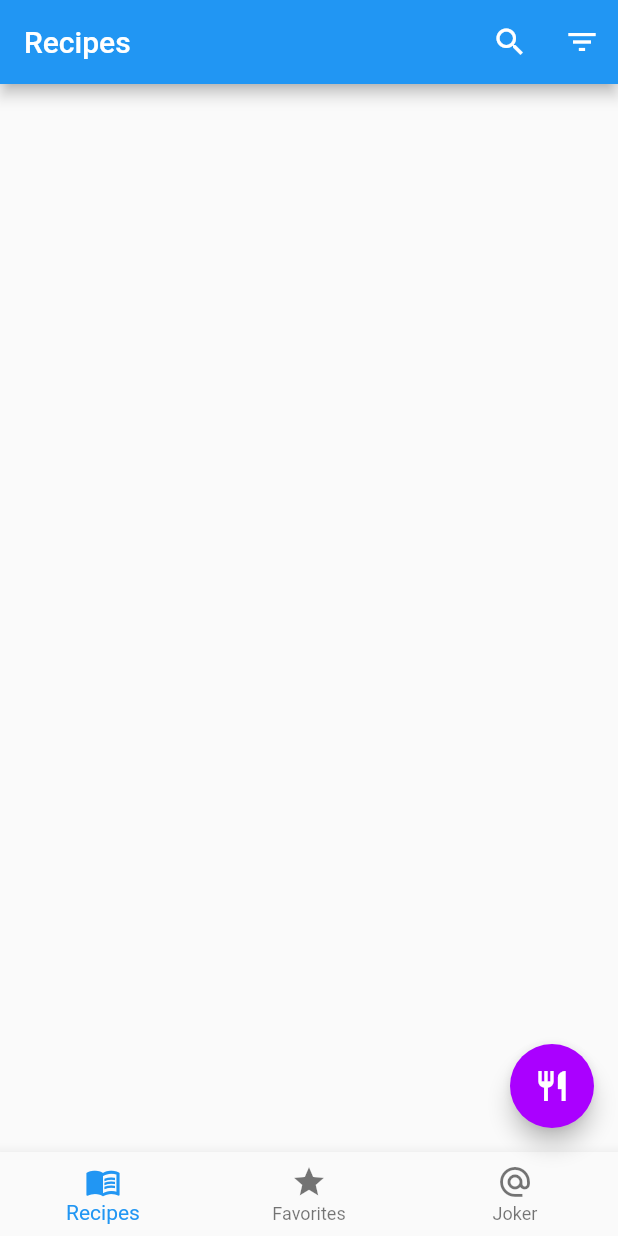
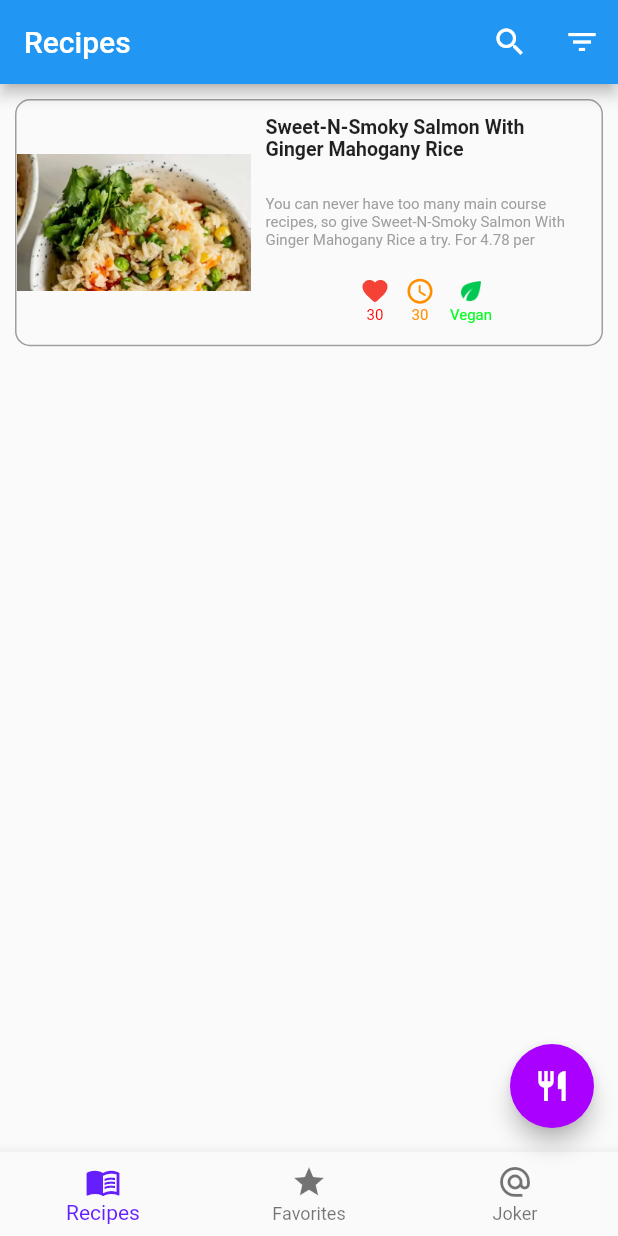
Before and after one commit to DangHung301/cooking_recipe_app, a Flutter app: the screen it shows after launch, on a phone screen of 412 x 824 dp. Run offline on Flutter 3.47's test engine with Material 2 defaults, Android fonts, the light colour scheme and no system bars; our stand-ins replace flutter_svg.

Commit message:
item_recipes

```diff
--- /dev/null
+++ b/lib/Helper/constan/assets.dart
@@ -0,0 +1,2 @@
+const String images = 'assets/images';
+const String icons = 'assets/icons';
--- a/lib/Helper/constan/color.dart
+++ b/lib/Helper/constan/color.dart
@@ -1,3 +1,8 @@
 import 'package:flutter/cupertino.dart';
 
 const Color bgrFoatingButton = Color(0xFFaa00ff);
+const Color purplish_blue = Color(0xFF651fff);
+const Color textColorSchedule = Color(0xFFff8f00);
+const Color textColorFavorite = Color(0xFFff0000);
+const Color textColorVeganOn = Color(0xFF00ff1d);
+const Color textColorVeganOff = Color(0xFFbbbcc3);
--- a/lib/View/screen/home_recipes_screen.dart
+++ b/lib/View/screen/home_recipes_screen.dart
@@ -35,6 +35,8 @@ class _HomeRecipesScreenState extends State<HomeRecipesScreen> {
       ),
       body: ItemRecipes(),
       bottomNavigationBar: BottomNavigationBar(
+        selectedItemColor: purplish_blue,
+
         items: [
           BottomNavigationBarItem(icon: Icon(Icons.menu_book_outlined), label: "Recipes"),
           BottomNavigationBarItem(icon: Icon(Icons.star), label: "Favorites"),
--- a/lib/View/widget/item_recipes.dart
+++ b/lib/View/widget/item_recipes.dart
@@ -1,12 +1,64 @@
+
+import 'package:cooking_recipe_app/Helper/constan/assets.dart';
+import 'package:cooking_recipe_app/View/widget/reaction_item.dart';
 import 'package:flutter/cupertino.dart';
+import 'package:flutter/material.dart';
+import 'package:flutter_svg/flutter_svg.dart';
 
-class ItemRecipes extends StatelessWidget{
+class ItemRecipes extends StatelessWidget {
+
+  String abc = 'You can never have too many main course recipes, so give Sweet-N-Smoky Salmon With Ginger Mahogany Rice a try.'
+      ' For 4.78 per serving, this recipe covers 31% of your daily requirements of vitamins and minerals. This recipe makes 4 servings with 732 calories, 41g of protein'
+      ', and 19g of fat each. A mixture of soy sauce, chicken stock, mahogany rice, and a handful of other ingredients are all it takes to make this recipe so flavorful. 52 people '
+      'have made this recipe and would make it again. It is a good option if you' 're following a gluten free, dairy free, fodmap friendly, and pescatarian diet. All things considered, we decided this recipe deserves a spoonacular score of 93%. This score is tremendous. Try Sweet-n-smoky Salmon With Ginger Mahogany Rice, Mahogany Broiled Chicken with Smoky Lime Sweet Potatoes and Cilantro Chimichurri, and Sweet & Smoky Salmon Kabobs for similar recipes.';
+
   @override
   Widget build(BuildContext context) {
+    final size = MediaQuery.of(context).size;
+
     return Container(
+      decoration: BoxDecoration(
+          border: Border.all(width: 1, color: Colors.grey),
+          borderRadius: BorderRadius.circular(10)
+      ),
+      height: size.height * 0.2,
       margin: EdgeInsets.all(10),
       child: Row(
+        mainAxisAlignment: MainAxisAlignment.center,
+        crossAxisAlignment: CrossAxisAlignment.center,
         children: [
+          Expanded(child: Container(
+            child: Image.asset('$images/mask_group_2.jpg', fit: BoxFit.cover,),
+            decoration: BoxDecoration(
+              borderRadius: BorderRadius.circular(10)
+            ),
+          ), flex: 4,),
+          Expanded(
+              flex: 6,
+              child: Container(
+                padding: EdgeInsets.all(10),
+                child: Column(children: [
+                  Expanded(
+                    flex: 3,
+                    child: Text(
+                      'Sweet-N-Smoky Salmon With Ginger Mahogany Rice',
+                      style: TextStyle(
+                          fontWeight: FontWeight.w600, fontSize: 13),),
+                  ),
+
+                  Expanded(
+                    flex: 3,
+                    child: Text('$abc', maxLines: 3,
+                      style: TextStyle(fontSize: 10, color: Colors.grey),),
+
+                  ),
+
+                  Expanded(
+                      flex: 2,
+                      child: ReactionItem(number: 30, vegan: true)
+                  ),
+                ],),
+              ))
         ],
       ),
     );
--- /dev/null
+++ b/lib/View/widget/reaction_item.dart
@@ -0,0 +1,67 @@
+import 'package:cooking_recipe_app/Helper/constan/assets.dart';
+import 'package:cooking_recipe_app/Helper/constan/color.dart';
+import 'package:flutter/cupertino.dart';
+import 'package:flutter/material.dart';
+import 'package:flutter_svg/flutter_svg.dart';
+
+class ReactionItem extends StatelessWidget {
+  int number = 0;
+  bool vegan = false;
+
+  ReactionItem({required this.number, required this.vegan});
+
+  Color textColorVegan(bool vegan) {
+    return vegan ? textColorVeganOn : textColorVeganOff;
+  }
+
+  @override
+  Widget build(BuildContext context) {
+    return Row(mainAxisAlignment: MainAxisAlignment.center, children: [
+      subReaction(
+          icon: '$icons/favorite.svg',
+          number: number,
+          textColor: textColorFavorite),
+
+      SizedBox(width: 10,),
+
+      subReaction(
+          icon: '$icons/schedule.svg',
+          number: number,
+          textColor: textColorSchedule),
+
+      SizedBox(width: 10,),
+
+      Column(children: [
+        vegan
+            ? Image.asset(
+                '$icons/eco_on.png',
+                height: 20,
+                width: 20,
+              )
+            : Image.asset(
+                '$icons/eco_off.png',
+                height: 20,
+                width: 20,
+              ),
+        Text(
+          'Vegan',
+          style: TextStyle(color: textColorVegan(vegan), fontSize: 10),
+        )
+      ]),
+    ]);
+  }
+}
+
+Widget subReaction({String? icon, int? number, Color? textColor}) {
+  return Column(
+    children: [
+      SvgPicture.asset(
+        '$icon',
+      height: 20, width: 20,),
+      Text(
+        '$number',
+        style: TextStyle(color: textColor, fontSize: 10),
+      )
+    ],
+  );
+}
```
Also changed, not shown: assets/icons/clock_icon.svg (deleted), assets/icons/eco_off.png (added), assets/icons/eco_off.svg (deleted), assets/icons/eco_on.png (added), assets/icons/eco_on.svg (deleted), assets/icons/favorite.svg (added), assets/icons/heart_icon.svg (deleted), assets/icons/menu_book.svg (deleted), assets/icons/schedule.svg (added), assets/icons/star.svg (deleted), lib/View/screen/recipes_screen.dart (deleted).
